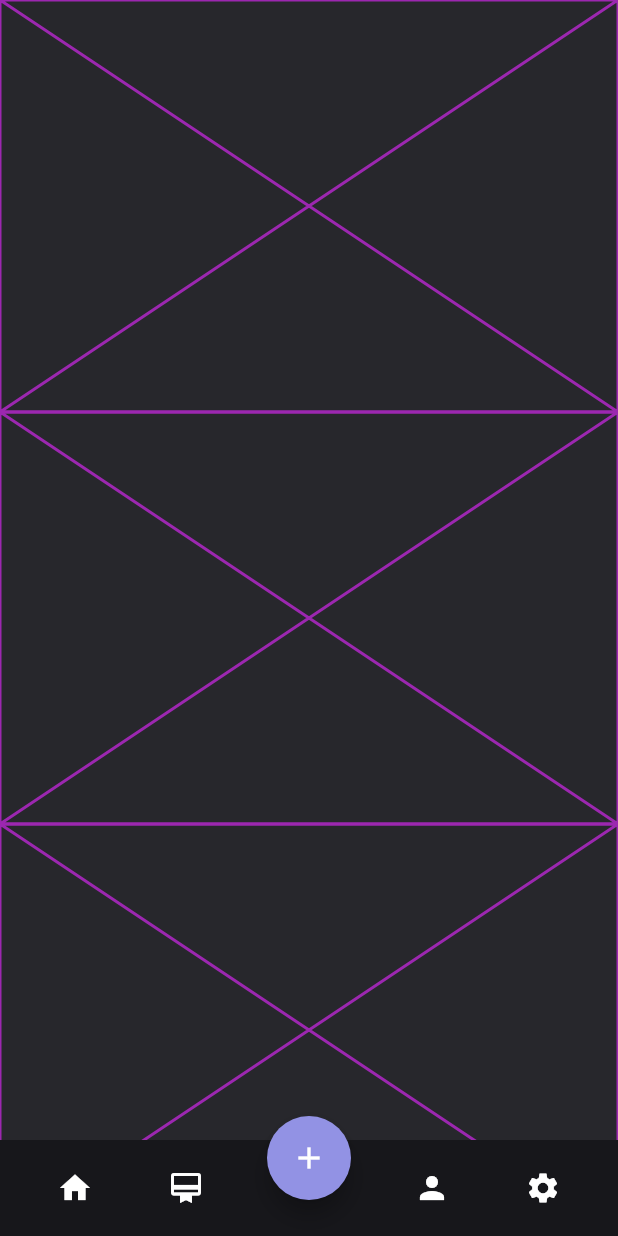
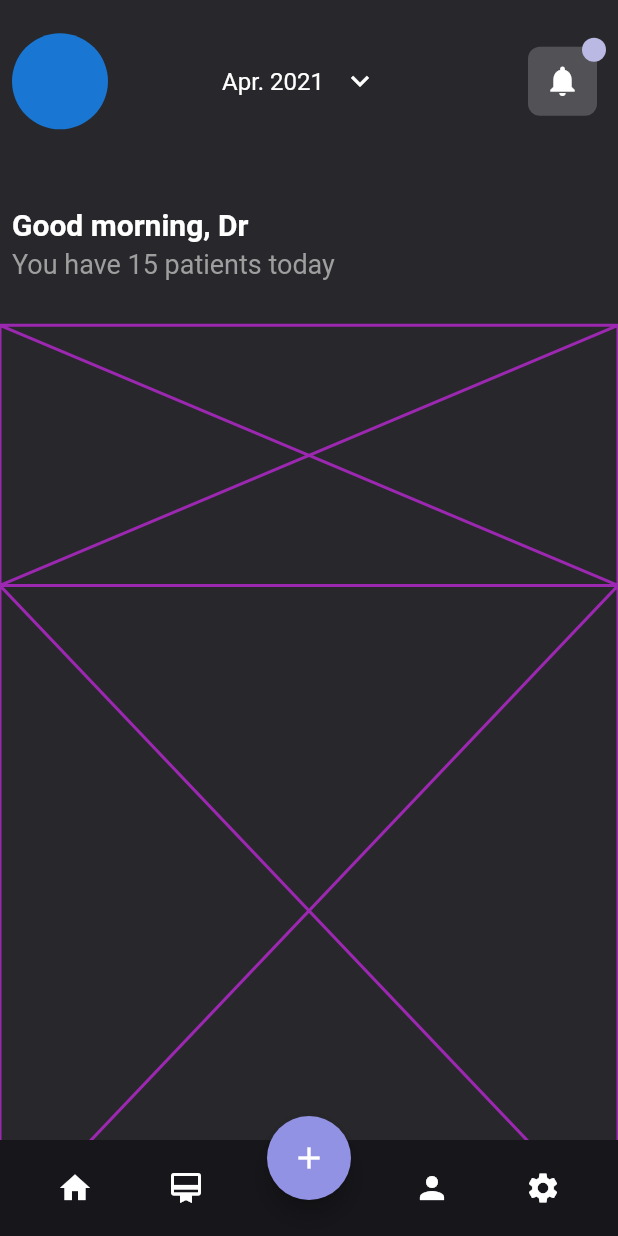
Before and after one commit to QD1221/medical_app, a Flutter app: the screen it shows after launch, on a phone screen of 412 x 824 dp. Run offline on Flutter 3.47's test engine with Material 2 defaults, Android fonts, the phone set to English and light mode, and no system bars.

Commit message:
2nd commit

```diff
--- a/lib/ui/home_page.dart
+++ b/lib/ui/home_page.dart
@@ -27,9 +27,129 @@ class _HomePageState extends State<HomePage> {
               bottom: 0,
               child: Column(
                 children: [
-                  Expanded(child: Placeholder(color: Colors.purple,)),
-                  Expanded(child: Placeholder(color: Colors.purple,)),
-                  Expanded(child: Placeholder(color: Colors.purple,))
+                  Expanded(
+                    flex: 5,
+                    child: Column(
+                      crossAxisAlignment: CrossAxisAlignment.start,
+                      children: [
+                        Expanded(
+                          child: Padding(
+                            padding: const EdgeInsets.all(8.0),
+                            child: Row(
+                              children: [
+                                Expanded(
+                                    child: Align(
+                                  alignment: Alignment.centerLeft,
+                                  child: CircleAvatar(
+                                    radius: 32,
+                                  ),
+                                )),
+                                Expanded(
+                                    child: Row(
+                                  mainAxisAlignment: MainAxisAlignment.center,
+                                  children: [
+                                    Text(
+                                      'Apr. 2021',
+                                      style: TextStyle(color: Colors.white, fontSize: 16),
+                                    ),
+                                    IconButton(
+                                      icon: Icon(Icons.keyboard_arrow_down),
+                                      color: Colors.white,
+                                      onPressed: () {},
+                                    )
+                                  ],
+                                )),
+                                Expanded(
+                                  child: Center(
+                                    child: Align(
+                                      alignment: Alignment.centerRight,
+                                      child: Container(
+                                        height: 58,
+                                        width: 58,
+                                        child: Stack(
+                                          children: [
+                                            Positioned(
+                                              left: 6,
+                                              right: 6,
+                                              top: 6,
+                                              bottom: 6,
+                                              child: Container(
+                                                decoration: BoxDecoration(
+                                                  color: Colors.white
+                                                      .withOpacity(0.2),
+                                                  borderRadius:
+                                                      BorderRadius.circular(8),
+                                                ),
+                                                child: Center(
+                                                  child: Icon(
+                                                    Icons.notifications,
+                                                    color: Colors.white,
+                                                  ),
+                                                ),
+                                              ),
+                                            ),
+                                            Positioned(
+                                              right: 0,
+                                              top: 0,
+                                              child: CircleAvatar(
+                                                backgroundColor:
+                                                    lightPurpleColor,
+                                                radius: 8,
+                                              ),
+                                            )
+                                          ],
+                                        ),
+                                      ),
+                                    ),
+                                  ),
+                                ),
+                              ],
+                            ),
+                          ),
+                        ),
+                        Expanded(
+                          child: Padding(
+                            padding: const EdgeInsets.all(8.0),
+                            child: Column(
+                              crossAxisAlignment: CrossAxisAlignment.start,
+                              mainAxisAlignment: MainAxisAlignment.center,
+                              children: [
+                                Text(
+                                  'Good morning, Dr',
+                                  style: TextStyle(
+                                    color: Colors.white,
+                                    fontSize: 20,
+                                    fontWeight: FontWeight.bold,
+                                  ),
+                                ),
+                                SizedBox(
+                                  height: 4,
+                                ),
+                                Text(
+                                  'You have 15 patients today',
+                                  style: TextStyle(
+                                    color: Colors.grey,
+                                    fontSize: 18,
+                                    fontWeight: FontWeight.normal,
+                                  ),
+                                ),
+                              ],
+                            ),
+                          ),
+                        ),
+                      ],
+                    ),
+                  ),
+                  Expanded(
+                      flex: 4,
+                      child: Placeholder(
+                        color: Colors.purple,
+                      )),
+                  Expanded(
+                      flex: 10,
+                      child: Placeholder(
+                        color: Colors.purple,
+                      ))
                 ],
               ),
             ),
```
